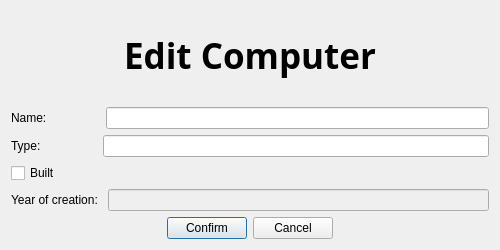
First picture: the form in Vika3nytt/dialogeditcom.ui, repository sabbisun/Vika3nytt, before the edit.
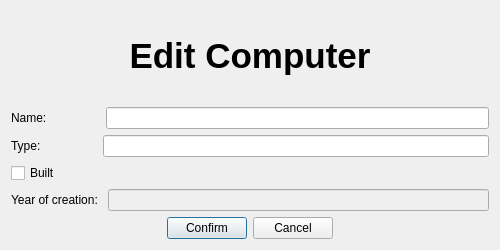
Second picture: the form after the edit.

```diff
--- a/Vika3nytt/dialogeditcom.ui
+++ b/Vika3nytt/dialogeditcom.ui
@@ -18,7 +18,7 @@
     <widget class="QLabel" name="label_Dialogname">
      <property name="font">
       <font>
-       <family>Alien Encounters</family>
+       <family>Arial</family>
       </font>
      </property>
      <property name="text">
```
